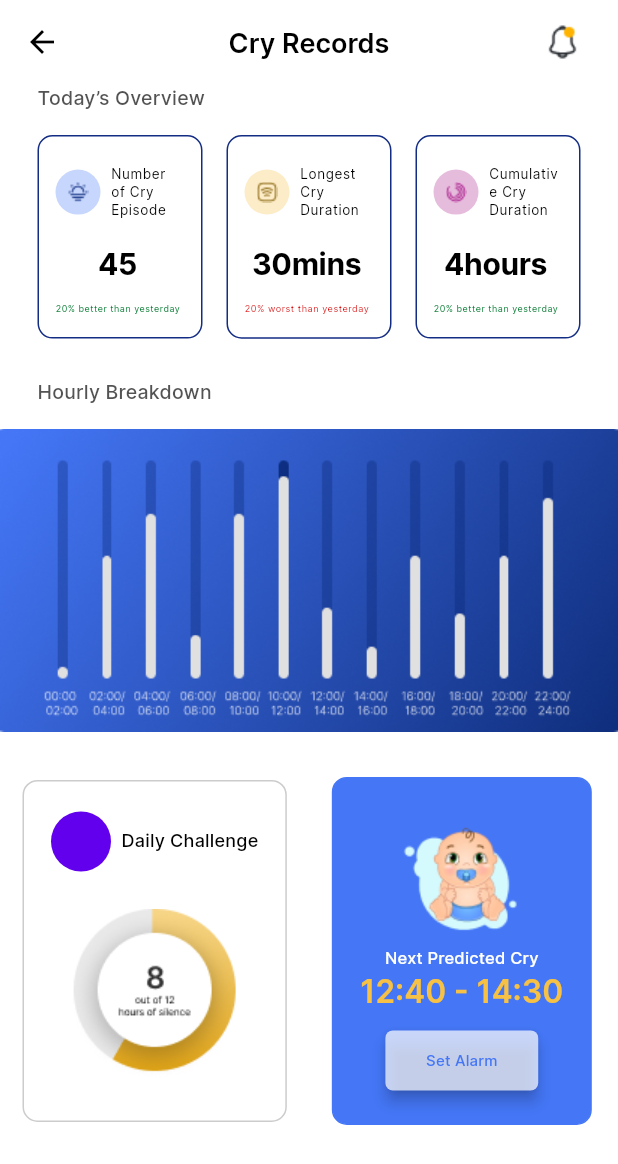
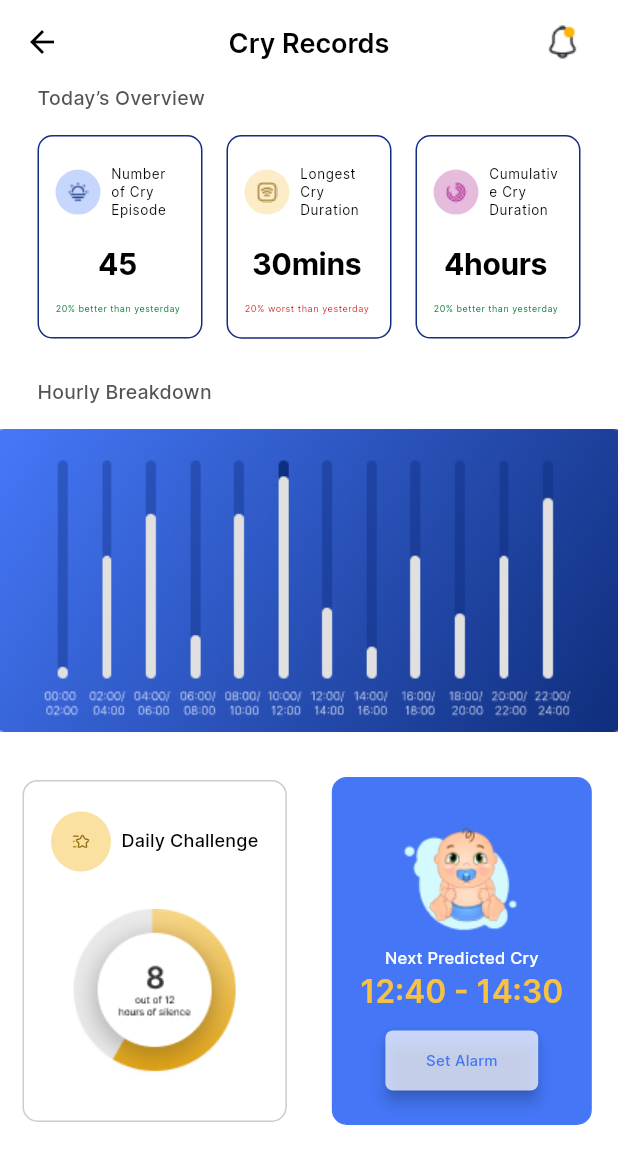
Before and after one commit to Cindy-dev/ubenwa_cynthia, a Flutter app: the HomeScreen screen opened by its route, on a phone screen of 412 x 824 dp. Shown: the top 1164 px of the screen. Run offline on Flutter 3.47's test engine with Material 2 defaults, Android fonts, the phone set to English and light mode, and no system bars.

Commit message:
ui fixes

```diff
--- a/lib/presentation/screens/home_screen.dart
+++ b/lib/presentation/screens/home_screen.dart
@@ -57,7 +57,12 @@ class HomeScreen extends StatelessWidget {
                   children: [
                     Row(
                       children: [
-                        const CircleAvatar(),
+                        CircleAvatar(
+                          backgroundColor: context
+                              .themeData.colorScheme.secondary
+                              .withOpacity(0.5),
+                          child: Image.asset(HomeStrings.star),
+                        ),
                         const SizedBox(
                           width: 7,
                         ),
@@ -117,8 +122,8 @@ class HomeScreen extends StatelessWidget {
                               context.themeData.cardColor.withOpacity(0.71)),
                       child: Text(
                         "Set Alarm",
-                        style: context.textTheme.titleMedium
-                            ?.copyWith(color: context.primaryColor, fontSize: 10),
+                        style: context.textTheme.titleMedium?.copyWith(
+                            color: context.primaryColor, fontSize: 10),
                       ),
                     ),
                     const SizedBox(
--- a/lib/presentation/utils/home_strings.dart
+++ b/lib/presentation/utils/home_strings.dart
@@ -6,4 +6,5 @@ class HomeStrings {
   static String sun = "assets/images/sun-fog.png";
   static String wifi = "assets/images/wifi-square.png";
   static String bell = "assets/images/bell.png";
+  static String star = "assets/images/star.png";
 }
--- /dev/null
+++ b/lib/presentation/utils/milk_splash_strings.dart
@@ -0,0 +1,3 @@
+class MilkSplashStrings {
+  static String bottle = "assets/images/babybottle.png";
+}
```
Also changed, not shown: lib/presentation/screens/milk_splash_screen.dart (added, +10 -0 lines), assets/images/2x/babybottle.png (added), assets/images/2x/drop.png (added), assets/images/2x/star.png (added), assets/images/3x/babybottle.png (added), assets/images/3x/drop.png (added), assets/images/3x/star.png (added), assets/images/babybottle.png (added), assets/images/drop.png (added), assets/images/star.png (added).
